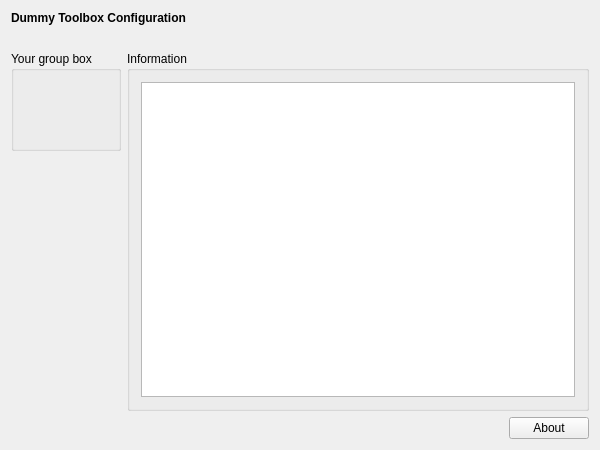
Above: applications/mne_plugin_creator/templates/setupwidgettemplate.ui from mne-tools/mne-cpp before the change. Below: the same form after it.
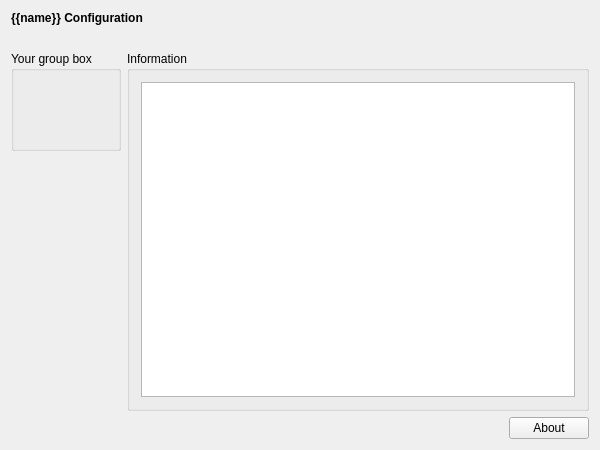
That is the form after the change.

Commit message: Execute setup widget templates

The edit to the form file:
```diff
--- a/applications/mne_plugin_creator/templates/setupwidgettemplate.ui
+++ b/applications/mne_plugin_creator/templates/setupwidgettemplate.ui
@@ -23,7 +23,7 @@
       </font>
      </property>
      <property name="text">
-      <string>Dummy Toolbox Configuration</string>
+      <string>{{name}} Configuration</string>
      </property>
     </widget>
    </item>
```
Left out of the diff: 6 changed lines with no effect on the pictures. The commit also changes 2 other files.
